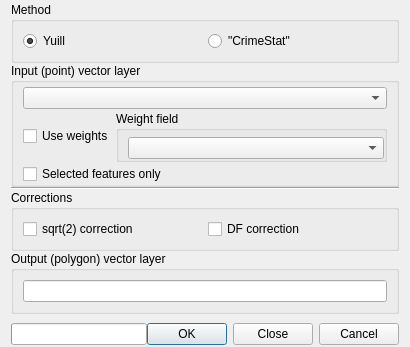
Old version of the form SDEllipse.ui in the repository havatv/qgisstandarddeviationalellipseplugin.
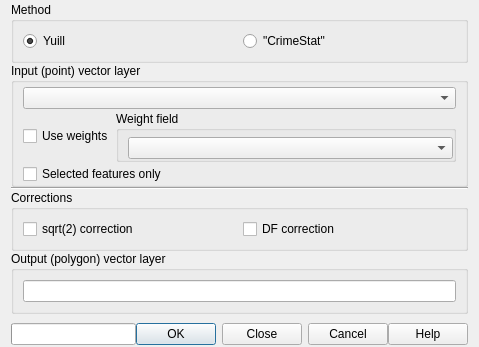
New version of the form.

Commit message: Added help button, removed double quotes from output layer name

Diff of the .ui file:
```diff
--- a/SDEllipse.ui
+++ b/SDEllipse.ui
@@ -6,7 +6,7 @@
    <rect>
     <x>0</x>
     <y>0</y>
-    <width>410</width>
+    <width>479</width>
     <height>347</height>
    </rect>
   </property>
@@ -217,6 +217,13 @@
        </property>
       </widget>
      </item>
+     <item>
+      <widget class="QPushButton" name="helpButton">
+       <property name="text">
+        <string>Help</string>
+       </property>
+      </widget>
+     </item>
     </layout>
    </item>
   </layout>
```
The commit also changes 3 other files.
